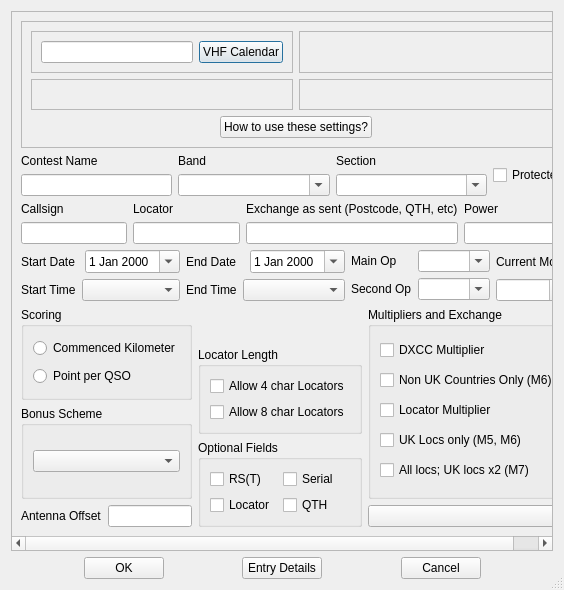
First picture: the form in mqt/MqtLogger/contestdetails.ui, repository zsteva/backup-minos2, before the edit.
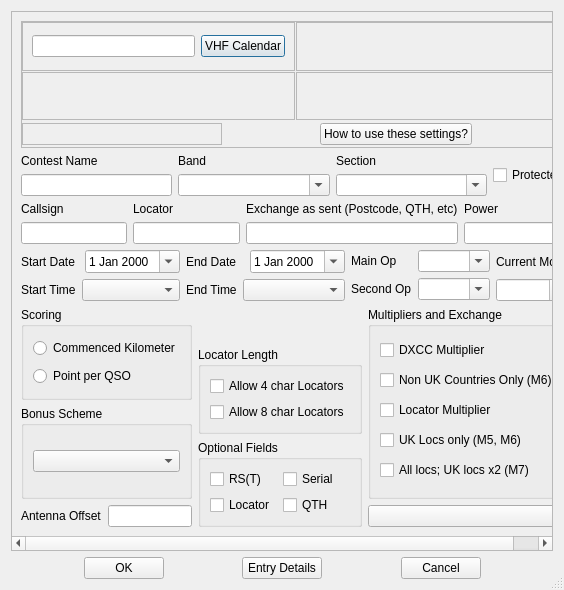
Second picture: the form after the edit. Custom widgets are drawn as their Qt base class.

Commit message: Add an apps bundle to each contest

Diff of the .ui file:
```diff
--- a/mqt/MqtLogger/contestdetails.ui
+++ b/mqt/MqtLogger/contestdetails.ui
@@ -47,9 +47,24 @@
           <number>1</number>
          </property>
          <layout class="QVBoxLayout" name="verticalLayout" stretch="1,1,1">
+          <property name="spacing">
+           <number>1</number>
+          </property>
           <property name="sizeConstraint">
            <enum>QLayout::SetDefaultConstraint</enum>
           </property>
+          <property name="leftMargin">
+           <number>0</number>
+          </property>
+          <property name="topMargin">
+           <number>0</number>
+          </property>
+          <property name="rightMargin">
+           <number>0</number>
+          </property>
+          <property name="bottomMargin">
+           <number>0</number>
+          </property>
           <item>
            <layout class="QHBoxLayout" name="horizontalLayout_3">
             <item>
@@ -67,6 +82,18 @@
                <enum>QFrame::Raised</enum>
               </property>
               <layout class="QHBoxLayout" name="horizontalLayout_2">
+               <property name="leftMargin">
+                <number>9</number>
+               </property>
+               <property name="topMargin">
+                <number>2</number>
+               </property>
+               <property name="rightMargin">
+                <number>9</number>
+               </property>
+               <property name="bottomMargin">
+                <number>2</number>
+               </property>
                <item>
                 <widget class="QLineEdit" name="ContestNameSelected"/>
                </item>
@@ -154,8 +181,30 @@
           </item>
           <item>
            <layout class="QHBoxLayout" name="horizontalLayout">
+            <property name="topMargin">
+             <number>2</number>
+            </property>
+            <property name="bottomMargin">
+             <number>2</number>
+            </property>
             <item>
-             <spacer name="horizontalSpacer">
+             <widget class="TBundleFrame" name="AppsBundleFrame">
+              <property name="minimumSize">
+               <size>
+                <width>200</width>
+                <height>0</height>
+               </size>
+              </property>
+              <property name="frameShape">
+               <enum>QFrame::StyledPanel</enum>
+              </property>
+              <property name="frameShadow">
+               <enum>QFrame::Raised</enum>
+              </property>
+             </widget>
+            </item>
+            <item>
+             <spacer name="horizontalSpacer_7">
               <property name="orientation">
                <enum>Qt::Horizontal</enum>
               </property>
```
The commit also changes 16 other files.
